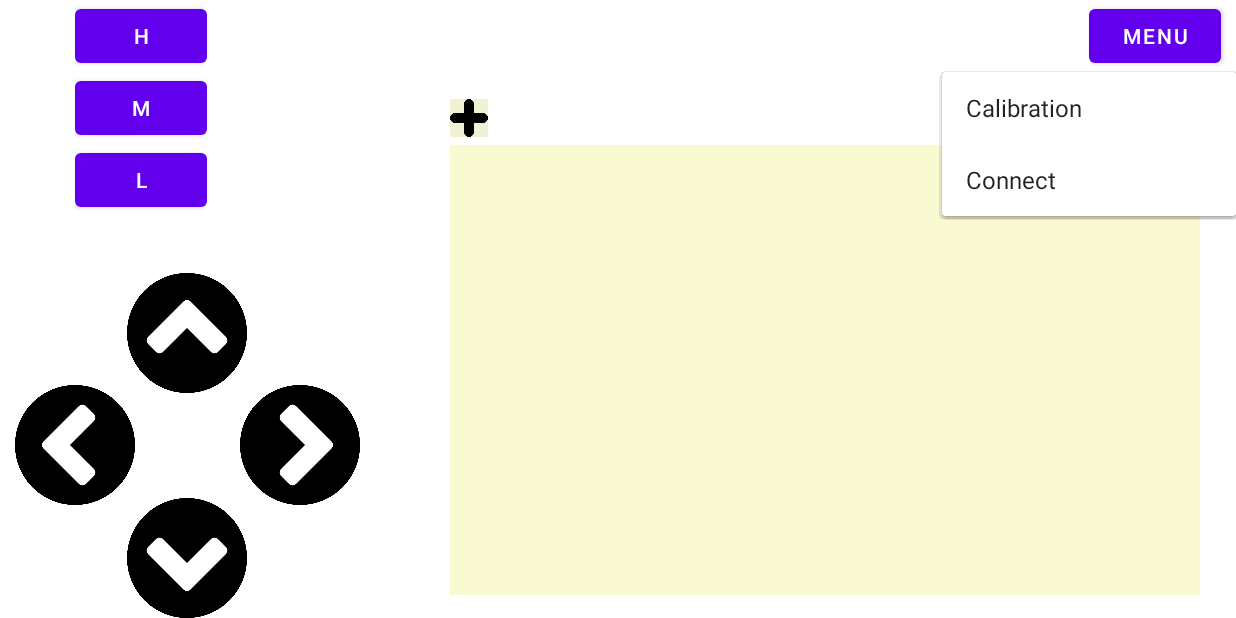
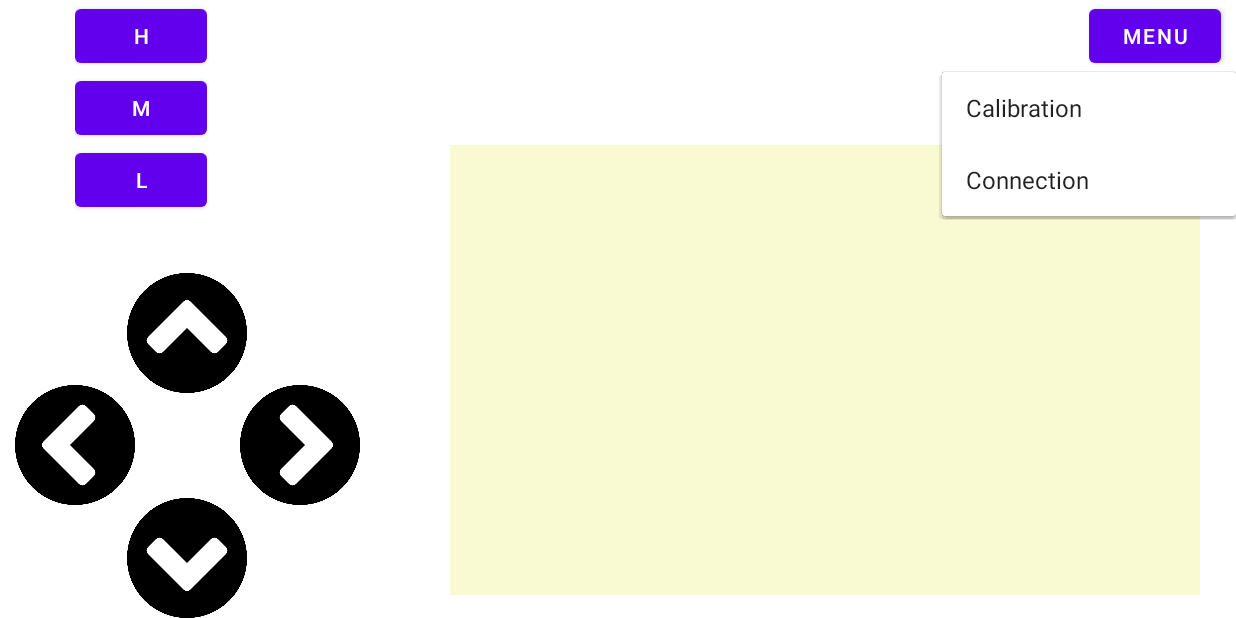
Before and after one commit to seagochen/PetoiControllerKotlin, an Android app: the screen it shows after launch (MainActivity), after a tap on "MENU", on a phone screen of 824 x 412 dp (held sideways). Run offline under Robolectric (Android 15) with nearby library versions, the phone set to English and light mode, and no system bars.

Commit message:
XML Layout of user defined motion

```diff
--- a/app/src/main/res/layout/activity_main.xml
+++ b/app/src/main/res/layout/activity_main.xml
@@ -61,7 +61,7 @@
                 <ImageButton
                     android:id="@+id/btn_main_up"
                     android:contentDescription="@string/ibt_main_up"
-                    android:background="#00000000"
+                    android:background="@color/transparency"
                     android:layout_width="80dp"
                     android:layout_height="80dp"
                     android:layout_alignParentTop="true"
@@ -72,7 +72,7 @@
                 <ImageButton
                     android:id="@+id/btn_main_down"
                     android:contentDescription="@string/ibt_main_down"
-                    android:background="#00000000"
+                    android:background="@color/transparency"
                     android:layout_width="80dp"
                     android:layout_height="80dp"
                     android:layout_alignParentBottom="true"
@@ -83,7 +83,7 @@
                 <ImageButton
                     android:id="@+id/btn_main_left"
                     android:contentDescription="@string/ibt_main_left"
-                    android:background="#00000000"
+                    android:background="@color/transparency"
                     android:layout_width="80dp"
                     android:layout_height="80dp"
                     android:layout_alignParentStart="true"
@@ -94,7 +94,7 @@
                 <ImageButton
                     android:id="@+id/btn_main_right"
                     android:contentDescription="@string/ibt_main_right"
-                    android:background="#00000000"
+                    android:background="@color/transparency"
                     android:layout_width="80dp"
                     android:layout_height="80dp"
                     android:layout_alignParentEnd="true"
@@ -116,23 +116,6 @@
             android:layout_marginStart="60dp"
             android:orientation="vertical" >
 
-            <LinearLayout
-                android:layout_width="wrap_content"
-                android:layout_height="wrap_content"
-                android:layout_marginBottom="5dp"
-                android:orientation="horizontal">
-
-                <ImageButton
-                    android:layout_width="25dp"
-                    android:layout_height="25dp"
-                    android:background="@color/little_gray"
-                    android:scaleType="fitXY"
-                    android:src="@drawable/positive"
-                    android:contentDescription="@string/ibt_add" />
-
-            </LinearLayout>
-
-
             <ListView
                 android:id="@+id/list_main_motions"
                 android:layout_width="500dp"
@@ -141,8 +124,6 @@
             </ListView>
         </LinearLayout>
 
-
-
     </RelativeLayout>
 
 
--- a/app/src/main/res/menu/menu_main.xml
+++ b/app/src/main/res/menu/menu_main.xml
@@ -3,5 +3,5 @@
     <item android:id="@+id/menu_main_calib"
         android:title="@string/menu_main_calib" />
     <item android:id="@+id/menu_main_connector"
-        android:title="@string/menu_main_connector" />
+        android:title="@string/menu_main_connect" />
 </menu>
--- a/app/src/main/res/values/colors.xml
+++ b/app/src/main/res/values/colors.xml
@@ -8,5 +8,6 @@
     <color name="black">#FF000000</color>
     <color name="yolk_yellow">#FAFAD2</color>
     <color name="white">#FFFFFFFF</color>
-    <color name="little_gray">#F0F0F0D2</color>
+    <color name="little_gray">#F0F0F0FF</color>
+    <color name="transparency">#00000000</color>
 </resources>
--- a/app/src/main/res/values/strings.xml
+++ b/app/src/main/res/values/strings.xml
@@ -9,7 +9,7 @@
 
     <!-- MainActivity -->
     <string name="menu_main_calib">Calibration</string>
-    <string name="menu_main_connector">Connect</string>
+    <string name="menu_main_connect">Connection</string>
 
     <string name="ibt_main_up">Up</string>
     <string name="ibt_main_down">Down</string>
@@ -47,5 +47,5 @@
 
     <!-- DeviceConnectActivity -->
     <string name="lb_connect_search">Search</string>
-    <string name="lb_connect_connect">Connect</string>
+    <string name="lb_connect_connect">Connection</string>
 </resources>
```
Also changed, not shown: app/src/main/res/layout/layout_main_motionlist.xml (added, +38 -0 lines).
